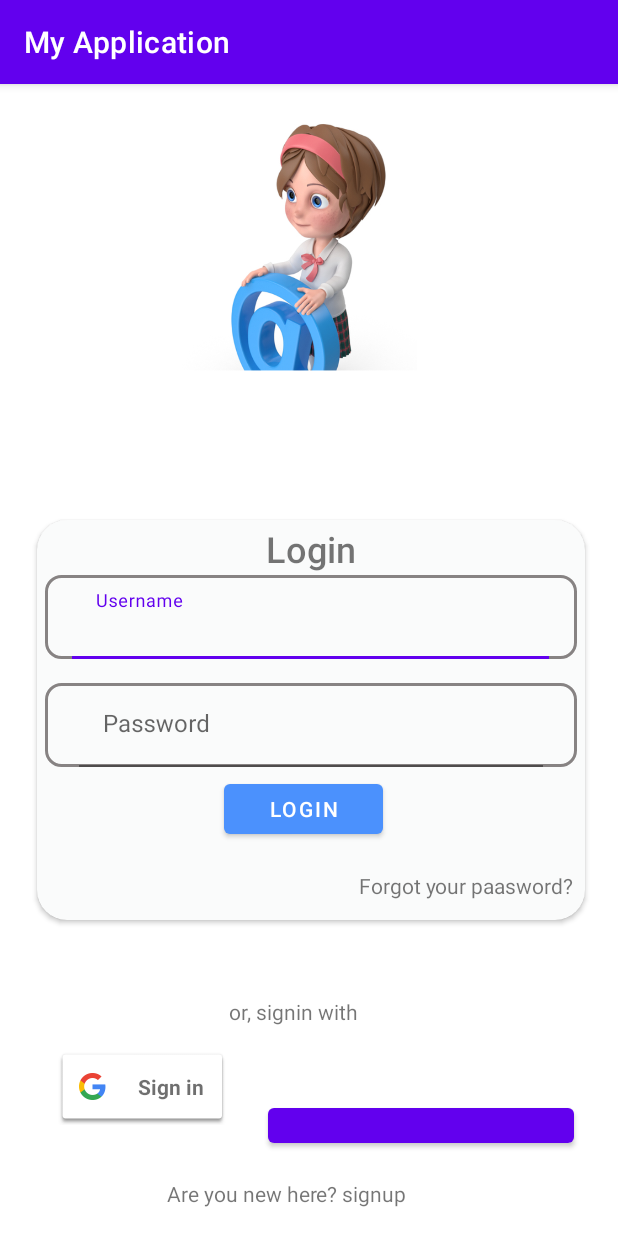
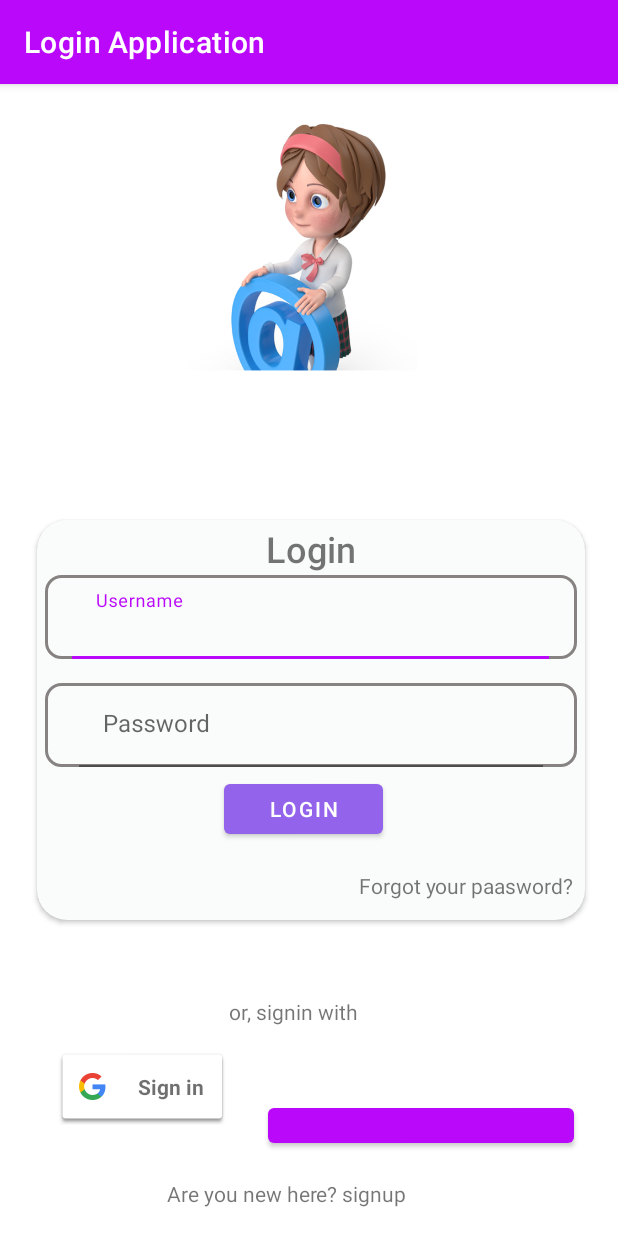
Before and after one commit to Keerthana2999/Android, an Android app: the screen it shows after launch (MainActivity), on a phone screen of 412 x 824 dp. Run offline under Robolectric (Android 15) with nearby library versions, the phone set to English and light mode, and no system bars; libraries missing offline, so code that uses them is left out: com.facebook; plain views replace LoginButton; 1 statement that could not run was skipped.

Commit message:
changes the app name

```diff
--- a/app/src/main/res/layout/activity_main.xml
+++ b/app/src/main/res/layout/activity_main.xml
@@ -149,7 +149,7 @@
                 android:layout_marginRight="133dp"
                 android:layout_marginBottom="50dp"
                 android:text="Login"
-                app:backgroundTint="#4B91FD" />
+                app:backgroundTint="#9363EC" />
 
             <TextView
                 android:id="@+id/textView4"
--- a/app/src/main/res/values/colors.xml
+++ b/app/src/main/res/values/colors.xml
@@ -1,5 +1,6 @@
 <?xml version="1.0" encoding="utf-8"?>
 <resources>
+    <color name ="colorPrimary">#BA08FB</color>
     <color name="purple_200">#FFBB86FC</color>
     <color name="purple_500">#FF6200EE</color>
     <color name="purple_700">#FF3700B3</color>
@@ -7,4 +8,5 @@
     <color name="teal_700">#FF018786</color>
     <color name="black">#FF000000</color>
     <color name="white">#FFFFFFFF</color>
+    <color name="title_color">#ffffffff</color>
 </resources>
--- a/app/src/main/res/values/strings.xml
+++ b/app/src/main/res/values/strings.xml
@@ -1,5 +1,5 @@
 <resources>
-    <string name="app_name">My Application</string>
+    <string name="app_name">Login Application</string>
     <string name="facebook_app_id">228017552593550</string>
     <string name="fb_login_protocol_scheme">fb228017552593550</string>
 
--- a/app/src/main/res/values/themes.xml
+++ b/app/src/main/res/values/themes.xml
@@ -2,8 +2,8 @@
     <!-- Base application theme. -->
     <style name="Theme.MyApplication" parent="Theme.MaterialComponents.DayNight.DarkActionBar">
         <!-- Primary brand color. -->
-        <item name="colorPrimary">@color/purple_500</item>
-        <item name="colorPrimaryVariant">@color/purple_700</item>
+        <item name="colorPrimary">#BA08FB</item>
+        <item name="colorPrimaryVariant">#9204DA</item>
         <item name="colorOnPrimary">@color/white</item>
         <!-- Secondary brand color. -->
         <item name="colorSecondary">@color/teal_200</item>
```
